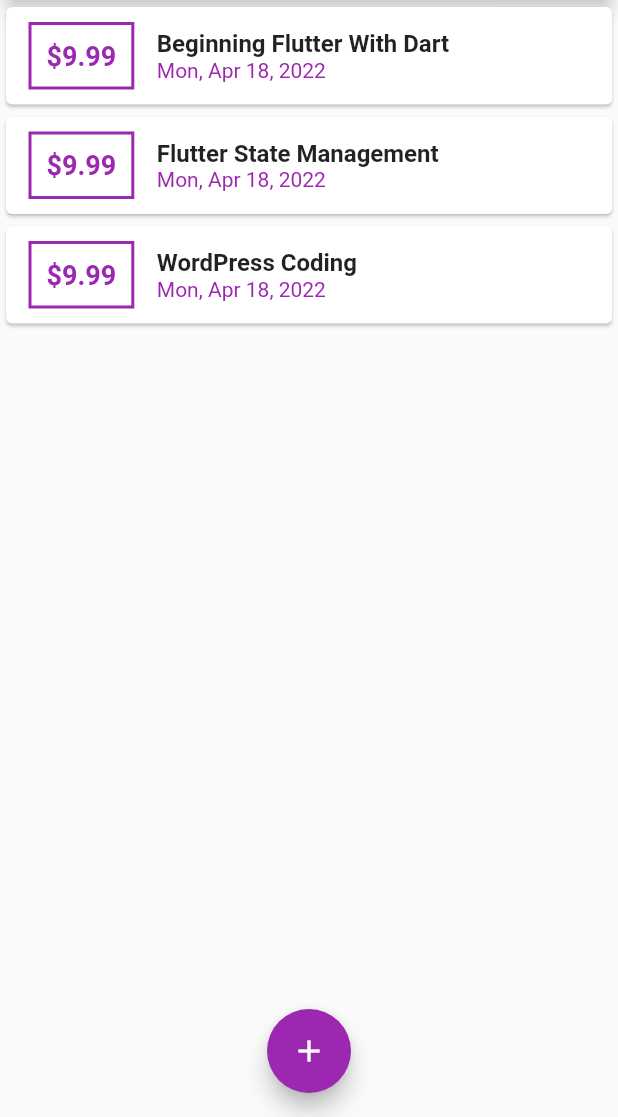
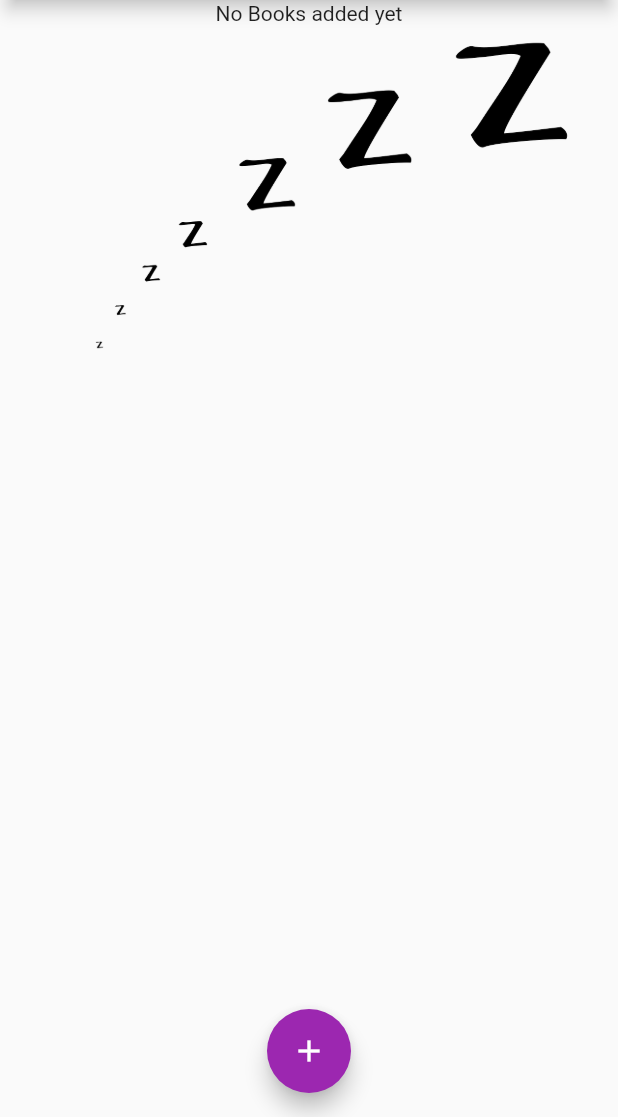
Before and after one commit to hdwhitem/Personal_Expenses_App, a Flutter app: the screen it shows after launch, on a phone screen of 412 x 824 dp, the part 119-1236 px from its top. Run offline on Flutter 3.47's test engine with Material 2 defaults, Android fonts, the phone set to English and light mode, and no system bars.

```diff
--- a/lib/main.dart
+++ b/lib/main.dart
@@ -37,42 +37,7 @@ class HomeScreen extends StatefulWidget {
 
 class _HomeScreenState extends State<HomeScreen> {
   late Book newBk;
-  final List<Book> _userBooks = [
-    Book(
-      id: 'p1',
-      title: 'Beginning Flutter With Dart',
-      description: 'You can learn Flutter as well Dart.',
-      price: 9.99,
-      date: DateFormat.yMMMEd().format(
-        DateTime.now(),
-      ),
-      imageUrl:
-          'https://cdn.pixabay.com/photo/2014/09/05/18/32/old-books-436498_960_720.jpg',
-    ),
-    Book(
-      id: 'p2',
-      title: 'Flutter State Management',
-      description: 'Everything you should know about Flutter State.',
-      price: 9.99,
-      date: DateFormat.yMMMEd().format(
-        DateTime.now(),
-      ),
-      imageUrl:
-          'https://cdn.pixabay.com/photo/2016/09/10/17/18/book-1659717_960_720.jpg',
-    ),
-    Book(
-      id: 'p3',
-      title: 'WordPress Coding',
-      description:
-          'WordPress coding is not difficult, in fact it is interesting.',
-      price: 9.99,
-      date: DateFormat.yMMMEd().format(
-        DateTime.now(),
-      ),
-      imageUrl:
-          'https://cdn.pixabay.com/photo/2015/11/19/21/10/glasses-1052010_960_720.jpg',
-    ),
-  ];
+  final List<Book> _userBooks = [];
 
   void _addNewBook(String txTitle, double txPrice) {
     setState(() {
--- a/lib/widgets/book_list.dart
+++ b/lib/widgets/book_list.dart
@@ -11,14 +11,24 @@ class BookList extends StatelessWidget {
   Widget build(BuildContext context) {
     return Container(
       height: 550,
-      child: ListView.builder(
+      child: books.isEmpty
+          ? Column(
+              children: <Widget>[
+                const Text('No Books added yet'),
+                Image.asset(
+                  'assets/zzz.png',
+                  fit: BoxFit.cover,
+                )
+              ],
+            )
+          : ListView.builder(
               itemBuilder: (ctx, index) {
                 return Card(
                     child: Row(
                   children: <Widget>[
                     Container(
-                margin:
-                    const EdgeInsets.symmetric(vertical: 10, horizontal: 15),
+                      margin: const EdgeInsets.symmetric(
+                          vertical: 10, horizontal: 15),
                       decoration: BoxDecoration(
                           border: Border.all(
                         color: Theme.of(context).primaryColor,
--- a/pubspec.yaml
+++ b/pubspec.yaml
@@ -60,8 +60,8 @@ flutter:
   uses-material-design: true
 
   # To add assets to your application, add an assets section, like this:
-  # assets:
-  #   - images/a_dot_burr.jpeg
+  assets:
+   - assets/zzz.png
   #   - images/a_dot_ham.jpeg
 
   # An image asset can refer to one or more resolution-specific "variants", see
```
Also changed, not shown: assets/zzz.png (added). Lines whose indentation alone changed are shown as unchanged.
